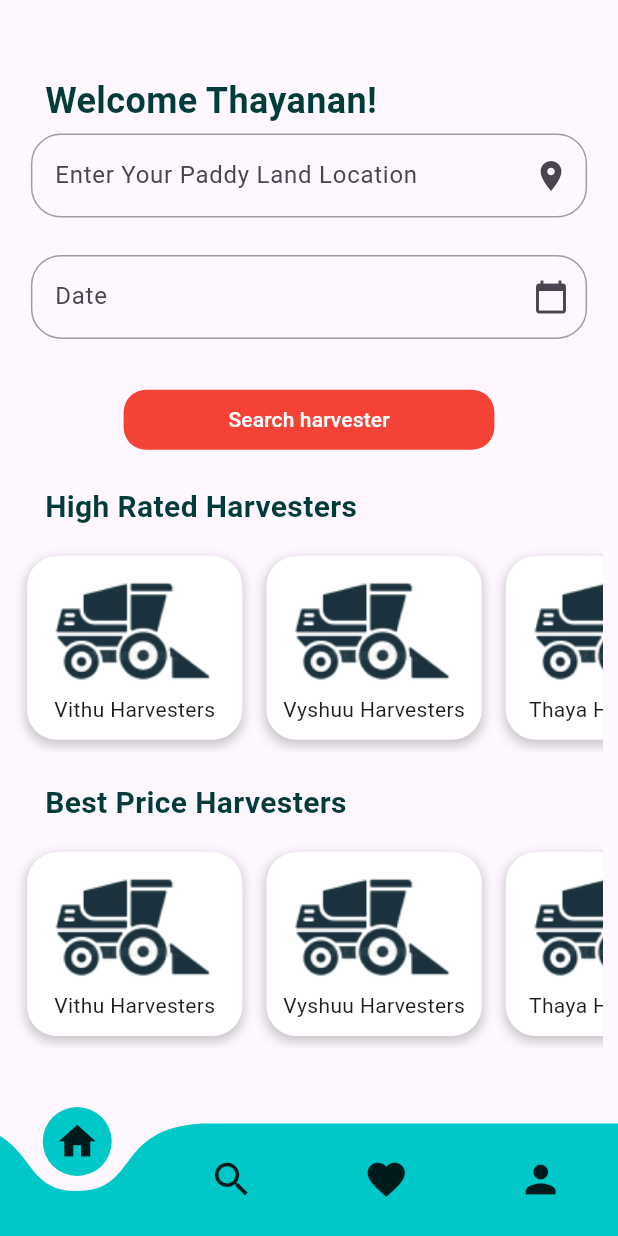
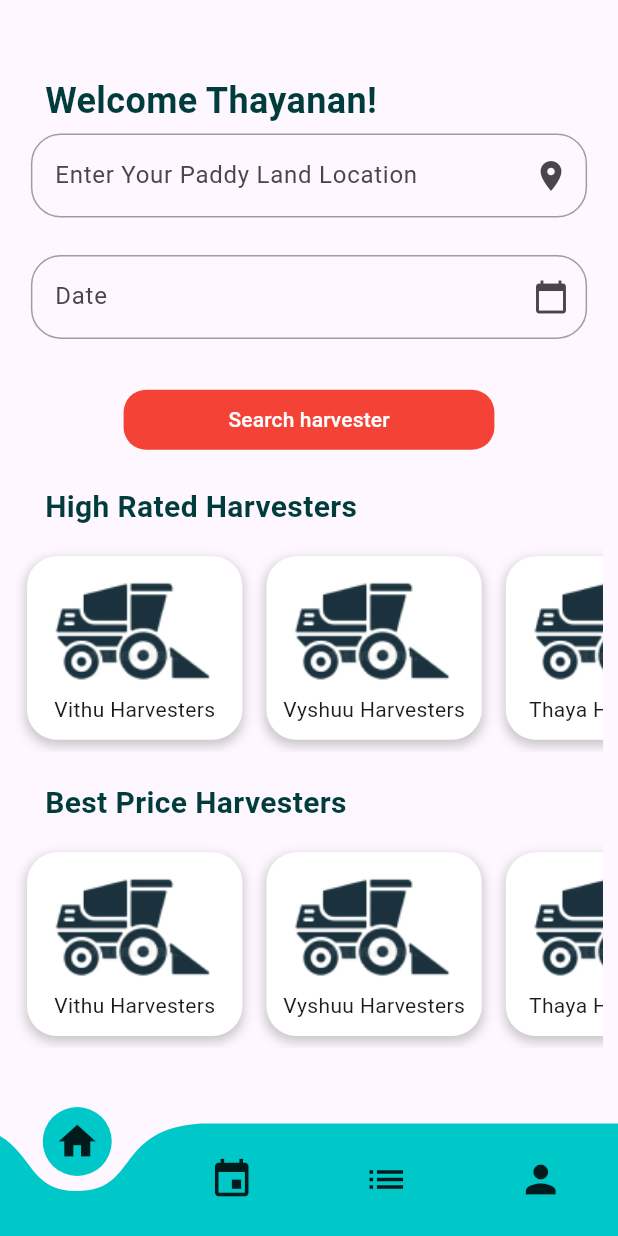
Before and after one commit to thaya2000/harvest_buddy, a Flutter app: the screen it shows after launch, on a phone screen of 412 x 824 dp. Run offline on Flutter 3.47's test engine with Material 3 defaults, Android fonts, the light colour scheme and no system bars; drawn by our look-alikes of curved_navigation_bar.

Commit message:
frontend-search-harvester-0001

```diff
--- a/lib/home_page.dart
+++ b/lib/home_page.dart
@@ -1,6 +1,10 @@
 import 'package:curved_navigation_bar/curved_navigation_bar.dart';
 import 'package:flutter/material.dart';
+import 'package:harvest_buddy/account_page.dart';
+import 'package:harvest_buddy/activity_page.dart';
 import 'package:harvest_buddy/login_page.dart';
+import 'package:harvest_buddy/schedule_page.dart';
+import 'package:harvest_buddy/search_harvester_page.dart';
 import 'package:harvest_buddy/widgets/high_rated_card.dart';
 import 'constant.dart';
 import 'signup_page.dart';
@@ -13,6 +17,47 @@ class HomePage extends StatefulWidget {
 }
 
 class _HomePageState extends State<HomePage> {
+  int _currentIndex = 0;
+
+  final List<Widget> _pages = [
+    HomePageContent(),
+    SchedulePage(),
+    ActivityScreen(),
+    AccountPage(),
+  ];
+
+  @override
+  Widget build(BuildContext context) {
+    double height = MediaQuery.of(context).size.height;
+    double width = MediaQuery.of(context).size.width;
+
+    return Scaffold(
+      extendBody: true,
+      resizeToAvoidBottomInset: true,
+      body: IndexedStack(
+        index: _currentIndex,
+        children: _pages,
+      ),
+      bottomNavigationBar: CurvedNavigationBar(
+        backgroundColor: Colors.transparent,
+        color: Color.fromARGB(255, 0, 200, 200),
+        items: <Widget>[
+          Icon(Icons.home, size: 30),
+          Icon(Icons.event, size: 30),
+          Icon(Icons.list, size: 30),
+          Icon(Icons.person, size: 30),
+        ],
+        onTap: (index) {
+          setState(() {
+            _currentIndex = index;
+          });
+        },
+      ),
+    );
+  }
+}
+
+class HomePageContent extends StatelessWidget {
   GlobalKey<FormState> formKey = GlobalKey<FormState>();
   TextEditingController locationController = TextEditingController();
   DateTime? selectedDate;
@@ -38,11 +83,7 @@ class _HomePageState extends State<HomePage> {
       color: Color.fromARGB(255, 0, 60, 60), // Set a fully opaque color
     );
 
-    return Scaffold(
-      extendBody: true,
-      resizeToAvoidBottomInset: true,
-      // backgroundColor: Color.fromARGB(255, 0, 200, 200),
-      body: SingleChildScrollView(
+    return SingleChildScrollView(
       child: Form(
         key: formKey,
         child: Column(
@@ -85,13 +126,11 @@ class _HomePageState extends State<HomePage> {
                                   suffixIcon: Icon(Icons.location_on),
                                   enabledBorder: OutlineInputBorder(
                                     borderRadius: BorderRadius.circular(20.0),
-                                      borderSide:
-                                          BorderSide(color: Colors.grey),
+                                    borderSide: BorderSide(color: Colors.grey),
                                   ),
                                   focusedBorder: OutlineInputBorder(
                                     borderRadius: BorderRadius.circular(20.0),
-                                      borderSide:
-                                          BorderSide(color: Colors.blue),
+                                    borderSide: BorderSide(color: Colors.blue),
                                   ),
                                 ),
                               ),
@@ -116,8 +155,8 @@ class _HomePageState extends State<HomePage> {
                                     context: context,
                                     initialDate: DateTime.now(),
                                     firstDate: DateTime.now(),
-                                      lastDate: DateTime.now()
-                                          .add(Duration(days: 365)),
+                                    lastDate:
+                                        DateTime.now().add(Duration(days: 365)),
                                   );
 
                                   if (pickedDate != null &&
@@ -132,13 +171,11 @@ class _HomePageState extends State<HomePage> {
                                   suffixIcon: Icon(Icons.calendar_today),
                                   enabledBorder: OutlineInputBorder(
                                     borderRadius: BorderRadius.circular(20.0),
-                                      borderSide:
-                                          BorderSide(color: Colors.grey),
+                                    borderSide: BorderSide(color: Colors.grey),
                                   ),
                                   focusedBorder: OutlineInputBorder(
                                     borderRadius: BorderRadius.circular(20.0),
-                                      borderSide:
-                                          BorderSide(color: Colors.blue),
+                                    borderSide: BorderSide(color: Colors.blue),
                                   ),
                                 ),
                               ),
@@ -154,7 +191,13 @@ class _HomePageState extends State<HomePage> {
                       child: Container(
                         width: MediaQuery.of(context).size.width * 0.6,
                         child: TextButton(
-                            onPressed: () {},
+                          onPressed: () {
+                            Navigator.push(
+                              context,
+                              MaterialPageRoute(
+                                  builder: (context) => SearchHarvester()),
+                            );
+                          },
                           child: Text(
                             "Search harvester",
                             style: TextStyle(
@@ -171,8 +214,7 @@ class _HomePageState extends State<HomePage> {
                               ),
                             ),
                             backgroundColor: MaterialStateProperty.all<Color>(
-                                Colors
-                                    .red, // Set the color without transparency
+                              Colors.red, // Set the color without transparency
                             ),
                           ),
                         ),
@@ -267,20 +309,6 @@ class _HomePageState extends State<HomePage> {
           ],
         ),
       ),
-      ),
-      bottomNavigationBar: CurvedNavigationBar(
-        backgroundColor: Colors.transparent,
-        color: Color.fromARGB(255, 0, 200, 200),
-        items: <Widget>[
-          Icon(Icons.home, size: 30),
-          Icon(Icons.search, size: 30),
-          Icon(Icons.favorite, size: 30),
-          Icon(Icons.person, size: 30),
-        ],
-        onTap: (index) {
-          // Handle item tap
-        },
-      ),
     );
   }
 }
--- a/pubspec.yaml
+++ b/pubspec.yaml
@@ -11,6 +11,7 @@ dependencies:
     sdk: flutter
   curved_navigation_bar: ^1.0.3
 
+
 dev_dependencies:
   flutter_test:
     sdk: flutter
```
Also changed, not shown: lib/account_page.dart (+71 -13 lines), lib/search_harvester_page.dart (+58 -2 lines), 5 other files. Lines whose indentation alone changed are shown as unchanged.
